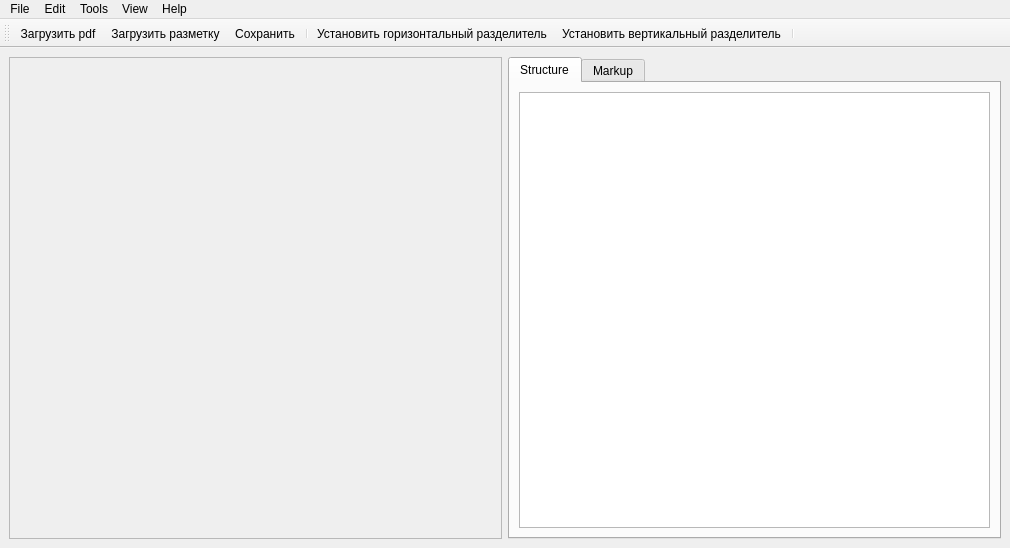
The window that layout.ui (fernflower/pdf-sectioning) describes before a commit, drawn with Qt 5.
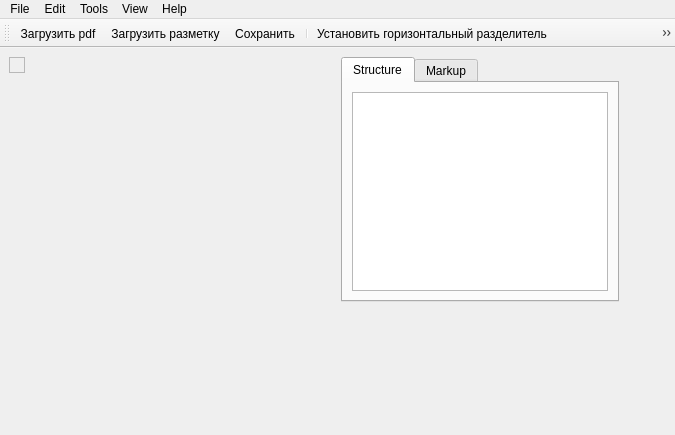
The same window after the commit. Icons and pictures are not drawn.

```diff
--- a/layout.ui
+++ b/layout.ui
@@ -6,8 +6,8 @@
    <rect>
     <x>0</x>
     <y>0</y>
-    <width>1010</width>
-    <height>548</height>
+    <width>675</width>
+    <height>435</height>
    </rect>
   </property>
   <property name="focusPolicy">
@@ -17,9 +17,15 @@
    <string>MainWindow</string>
   </property>
   <widget class="QWidget" name="centralwidget">
-   <layout class="QHBoxLayout" name="horizontalLayout_2">
-    <item>
      <widget class="QScrollArea" name="scrollArea">
+    <property name="geometry">
+     <rect>
+      <x>9</x>
+      <y>9</y>
+      <width>16</width>
+      <height>16</height>
+     </rect>
+    </property>
       <property name="widgetResizable">
        <bool>true</bool>
       </property>
@@ -31,15 +37,21 @@
         <rect>
          <x>0</x>
          <y>0</y>
-         <width>489</width>
-         <height>472</height>
+       <width>16</width>
+       <height>16</height>
         </rect>
        </property>
       </widget>
      </widget>
-    </item>
-    <item>
      <widget class="QTabWidget" name="tabWidget">
+    <property name="geometry">
+     <rect>
+      <x>341</x>
+      <y>9</y>
+      <width>278</width>
+      <height>245</height>
+     </rect>
+    </property>
       <property name="currentIndex">
        <number>0</number>
       </property>
@@ -62,15 +74,13 @@
        </attribute>
       </widget>
      </widget>
-    </item>
-   </layout>
   </widget>
   <widget class="QMenuBar" name="menubar">
    <property name="geometry">
     <rect>
      <x>0</x>
      <y>0</y>
-     <width>1010</width>
+     <width>675</width>
      <height>20</height>
     </rect>
    </property>
```
Lines whose indentation alone changed are shown as unchanged.
